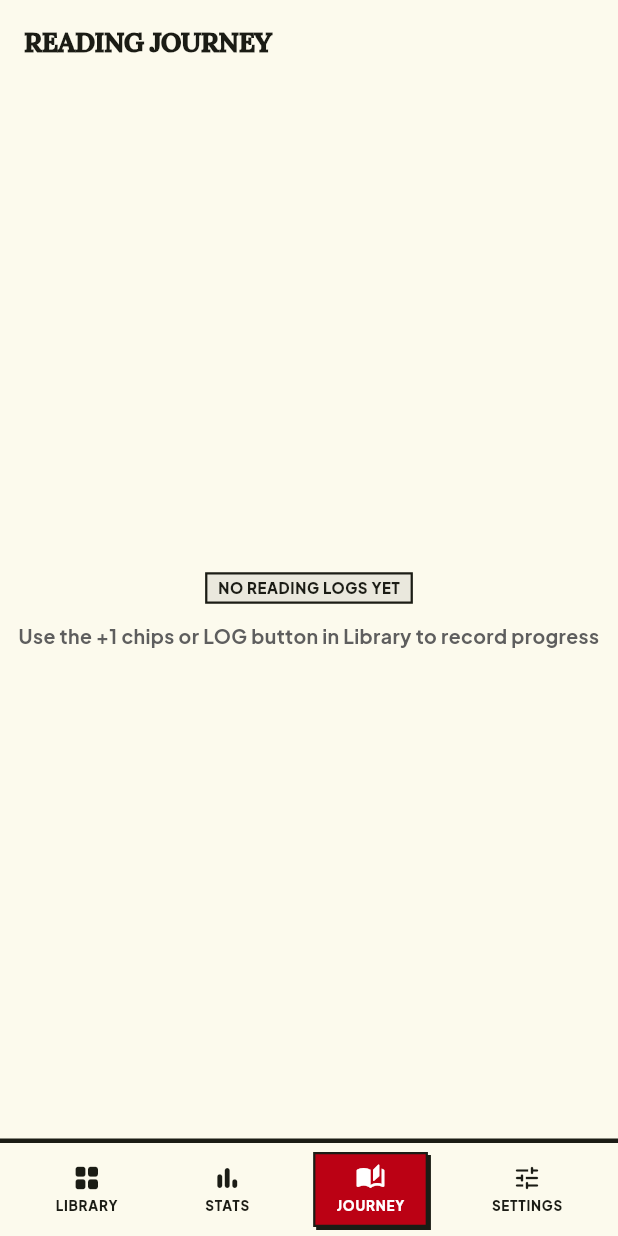
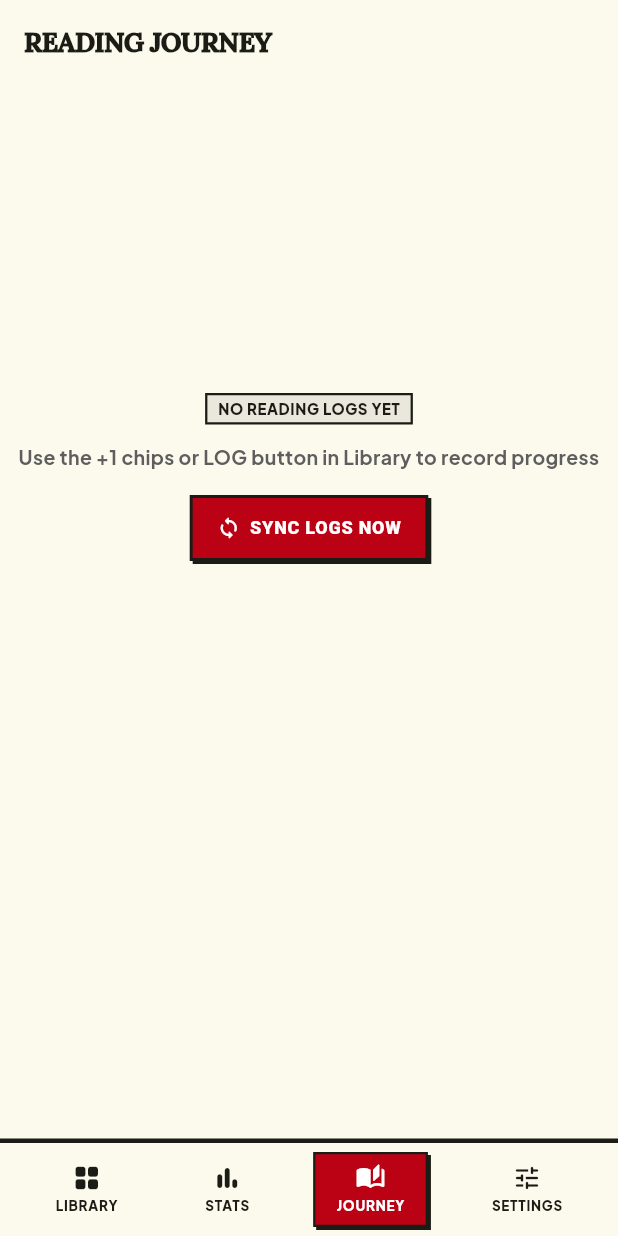
Before and after one commit to Tvastr-ops/reading-tracker, a Flutter app: the screen it shows after launch, item 3 of the bottom bar chosen, on a phone screen of 412 x 824 dp. Run offline on Flutter 3.47's test engine with Material 3 defaults, Android fonts, the phone set to English and light mode, and no system bars; drawn by our look-alikes of dynamic_color; our stand-ins replace google_fonts, shared_preferences, sqflite_common_ffi; missing offline and left inert: flutter_displaymode, window_manager; accounts and stored records are empty.

Commit message:
fix(sync): resolve initial reading log sync, fix yearly goal upsert, and add web /api/logs route

```diff
--- a/apps/client/lib/screens/timeline_screen.dart
+++ b/apps/client/lib/screens/timeline_screen.dart
@@ -26,15 +26,23 @@ class _TimelineScreenState extends State<TimelineScreen> {
   @override
   void initState() {
     super.initState();
+    _syncManager.addListener(_onSyncManagerUpdated);
     _loadInitialLogs();
     _scrollController.addListener(_onScroll);
   }
 
   @override
   void dispose() {
+    _syncManager.removeListener(_onSyncManagerUpdated);
     _scrollController.removeListener(_onScroll);
     _scrollController.dispose();
     super.dispose();
+  }
+
+  void _onSyncManagerUpdated() {
+    if (mounted && !_syncManager.isSyncing) {
+      _loadInitialLogs();
+    }
   }
 
   void _onScroll() {
@@ -118,7 +126,16 @@ class _TimelineScreenState extends State<TimelineScreen> {
       body: _isLoading
           ? const Center(child: CircularProgressIndicator())
           : _logs.isEmpty
-              ? Center(
+              ? RefreshIndicator(
+                  onRefresh: () async {
+                    await _syncManager.syncNow();
+                    await _loadInitialLogs();
+                  },
+                  child: ListView(
+                    physics: const AlwaysScrollableScrollPhysics(),
+                    children: [
+                      SizedBox(height: MediaQuery.of(context).size.height * 0.25),
+                      Center(
                         child: Column(
                           mainAxisAlignment: MainAxisAlignment.center,
                           children: [
@@ -132,6 +149,24 @@ class _TimelineScreenState extends State<TimelineScreen> {
                                 color: mutedInk,
                               ),
                               textAlign: TextAlign.center,
+                            ),
+                            const SizedBox(height: 16),
+                            BrutalistButton(
+                              onPressed: () async {
+                                await _syncManager.syncNow();
+                                await _loadInitialLogs();
+                              },
+                              child: const Row(
+                                mainAxisSize: MainAxisSize.min,
+                                children: [
+                                  Icon(Icons.sync_rounded, size: 16, color: Colors.white),
+                                  SizedBox(width: 6),
+                                  Text('SYNC LOGS NOW', style: TextStyle(color: Colors.white, fontSize: 12)),
+                                ],
+                              ),
+                            ),
+                          ],
+                        ),
                       ),
                     ],
                   ),
--- a/apps/client/lib/services/database_helper.dart
+++ b/apps/client/lib/services/database_helper.dart
@@ -382,7 +382,7 @@ class DatabaseHelper {
         b.type as book_type,
         b.cover_url as book_cover_url
       FROM reading_log l
-      INNER JOIN books b ON l.book_id = b.id
+      LEFT JOIN books b ON l.book_id = b.id
       ORDER BY l.logged_at DESC
       LIMIT ? OFFSET ?
     ''', [limit, offset]);
@@ -390,7 +390,7 @@ class DatabaseHelper {
 
   Future<int> getReadingLogsCount() async {
     final db = await instance.database;
-    final res = await db.rawQuery('SELECT COUNT(*) as count FROM reading_log l INNER JOIN books b ON l.book_id = b.id');
+    final res = await db.rawQuery('SELECT COUNT(*) as count FROM reading_log l');
     if (res.isNotEmpty && res.first['count'] != null) {
       return (res.first['count'] as num).toInt();
     }
```
Also changed, not shown: apps/client/lib/services/sync/supabase_sync_provider.dart (+5 -2 lines), apps/client/lib/services/sync/sync_manager.dart (+6 -2 lines), 1 other file. Lines whose indentation alone changed are shown as unchanged.
